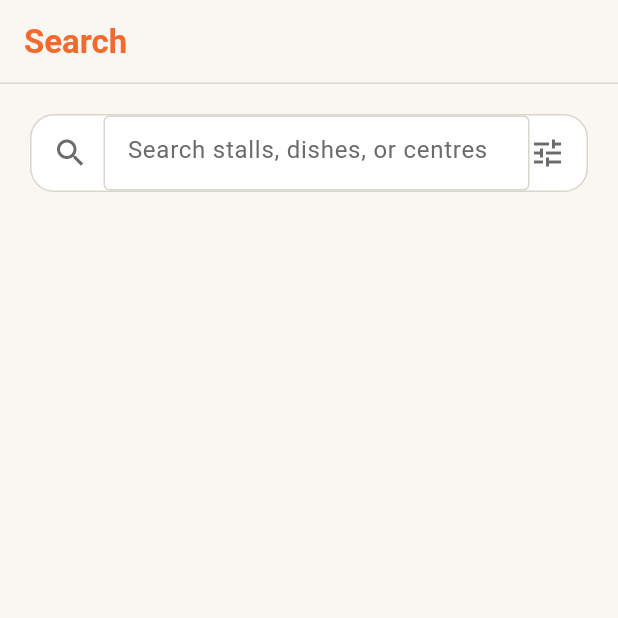
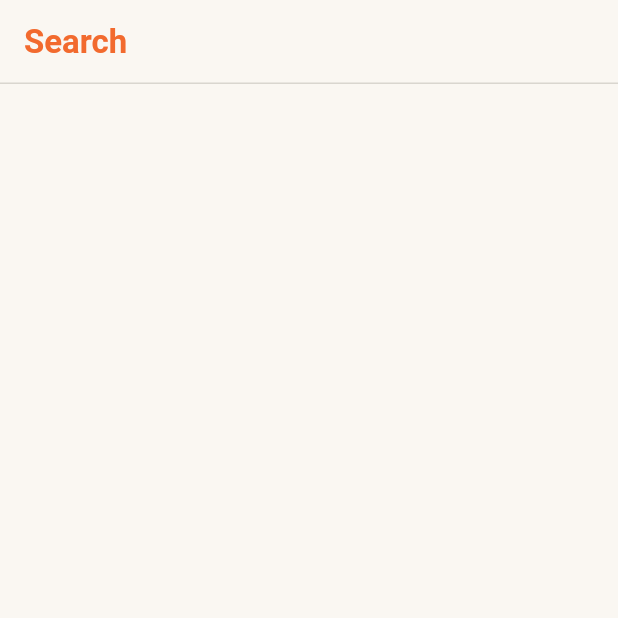
Before and after one commit to fabien-design/Hawkr, a Flutter app: the SearchView screen opened directly, on a phone screen of 412 x 824 dp, the top half of it. Run offline on Flutter 3.47's test engine with Material 3 defaults, Android fonts, the phone set to English and light mode, and no system bars; our stand-ins replace flutter_dotenv, flutter_map, geolocator, image_picker, latlong2, shared_preferences and 1 more; accounts and stored records are empty.

Commit message:
remove search bar

```diff
--- a/lib/views/search/search.dart
+++ b/lib/views/search/search.dart
@@ -213,7 +213,7 @@ class _SearchViewState extends State<SearchView> {
       nearby = _streetFoods.take(4).toList();
     }
 
-    // Top Bangers - for now just take first few until votes are implemented
+    // Top Bangers - TODO : for now just take first few until votes are implemented
     final topBangers = _streetFoods.take(5).toList();
 
     return SingleChildScrollView(
@@ -221,10 +221,6 @@ class _SearchViewState extends State<SearchView> {
       child: Column(
         crossAxisAlignment: CrossAxisAlignment.start,
         children: [
-          custom.SearchBar(
-            controller: _searchController,
-            colors: colors,
-          ),
           const SizedBox(height: 20),
           if (featured.isNotEmpty) ...[
             SectionHeader(
```
